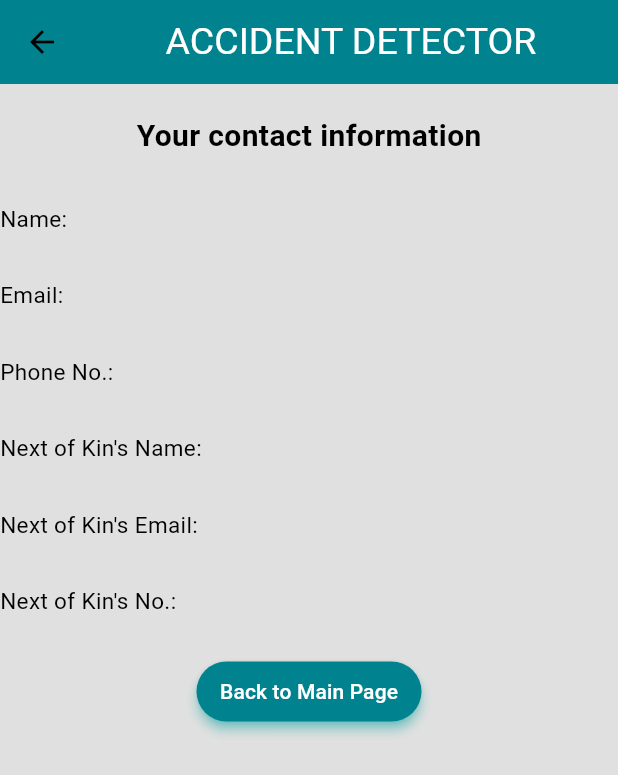
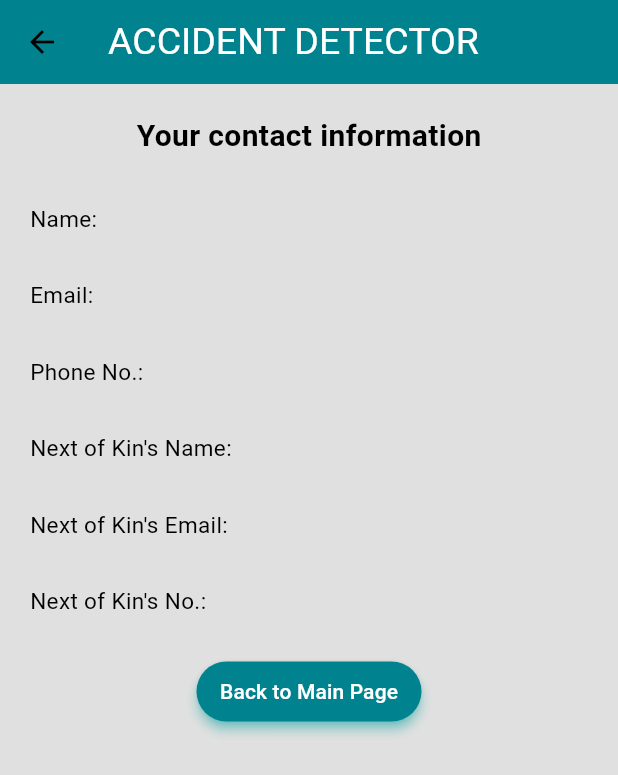
Before and after one commit to oluwadamme/accidetector, a Flutter app: the DisplayPage screen opened by its route, after a tap on "My information", on a phone screen of 412 x 824 dp. Shown: the top 775 px of the screen. Run offline on Flutter 3.47's test engine with Material 3 defaults, Android fonts, the light colour scheme and no system bars; our stand-ins replace geolocator, google_maps_flutter, shared_preferences, url_launcher_web; missing offline and left inert: geolocator_web, shared_preferences_web, telephony; accounts and stored records are empty; Roboto replaces fonts that are missing (SourceSanPro).

Commit message:
update user info page

```diff
--- a/lib/src/display_page.dart
+++ b/lib/src/display_page.dart
@@ -165,6 +165,7 @@ class _DisplayPageState extends State<DisplayPage> {
                         onTap: (argument) {
                           log(argument.toString());
                         },
+                        indoorViewEnabled: true,
                         myLocationButtonEnabled: true,
                         myLocationEnabled: true,
                         onMapCreated: (GoogleMapController controller) async {
--- a/lib/src/user_info.dart
+++ b/lib/src/user_info.dart
@@ -29,18 +29,17 @@ class _InfoPageState extends State<InfoPage> {
       backgroundColor: Colors.grey[300],
       appBar: AppBar(
         backgroundColor: Colors.cyan[800],
-        title: const Center(
-          child: Text(
+        title: const Text(
           'ACCIDENT DETECTOR',
           style: TextStyle(fontSize: 25, color: Colors.white),
         ),
       ),
-      ),
       body: SafeArea(
+        child: Padding(
+          padding: const EdgeInsets.symmetric(horizontal: 20).copyWith(top: 20),
           child: Column(
             crossAxisAlignment: CrossAxisAlignment.start,
             children: <Widget>[
-            const Padding(padding: EdgeInsets.only(top: 20, left: 20)),
               const Center(
                 child: Text(
                   "Your contact information",
@@ -132,7 +131,7 @@ class _InfoPageState extends State<InfoPage> {
                     elevation: 3.0,
                     child: TextButton(
                       onPressed: () {
-                      Navigator.pop(context, MaterialPageRoute(builder: (builder) => const DisplayPage()));
+                        Navigator.pop(context);
                       },
                       child: const Text(
                         'Back to Main Page',
@@ -151,6 +150,7 @@ class _InfoPageState extends State<InfoPage> {
             ],
           ),
         ),
+      ),
     );
   }
 }
```
Lines whose indentation alone changed are shown as unchanged.
